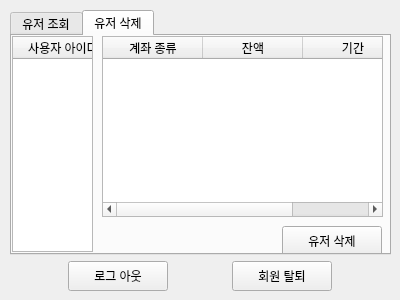
This is managerwidget.ui in jejuvita01/VEDA_BankManagement as Qt 5 draws it before an edit. The edited form follows.
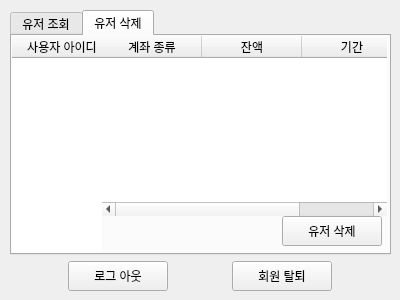
This is the edited form.

Commit message: design: 매니저 화면 디자인 변경

```diff
--- a/managerwidget.ui
+++ b/managerwidget.ui
@@ -99,10 +99,13 @@
          <rect>
           <x>0</x>
           <y>0</y>
-          <width>81</width>
+          <width>90</width>
           <height>216</height>
          </rect>
         </property>
+        <property name="frameShape">
+         <enum>QFrame::Shape::NoFrame</enum>
+        </property>
         <column>
          <property name="text">
           <string>사용자 아이디</string>
@@ -114,10 +117,13 @@
          <rect>
           <x>90</x>
           <y>0</y>
-          <width>281</width>
-          <height>181</height>
+          <width>285</width>
+          <height>180</height>
          </rect>
         </property>
+        <property name="frameShape">
+         <enum>QFrame::Shape::NoFrame</enum>
+        </property>
         <property name="verticalScrollMode">
          <enum>QAbstractItemView::ScrollMode::ScrollPerPixel</enum>
         </property>
@@ -149,7 +155,7 @@
         <property name="geometry">
          <rect>
           <x>270</x>
-          <y>190</y>
+          <y>180</y>
           <width>100</width>
           <height>30</height>
          </rect>
```
Left out of the diff: 16 changed lines with no effect on the pictures.
